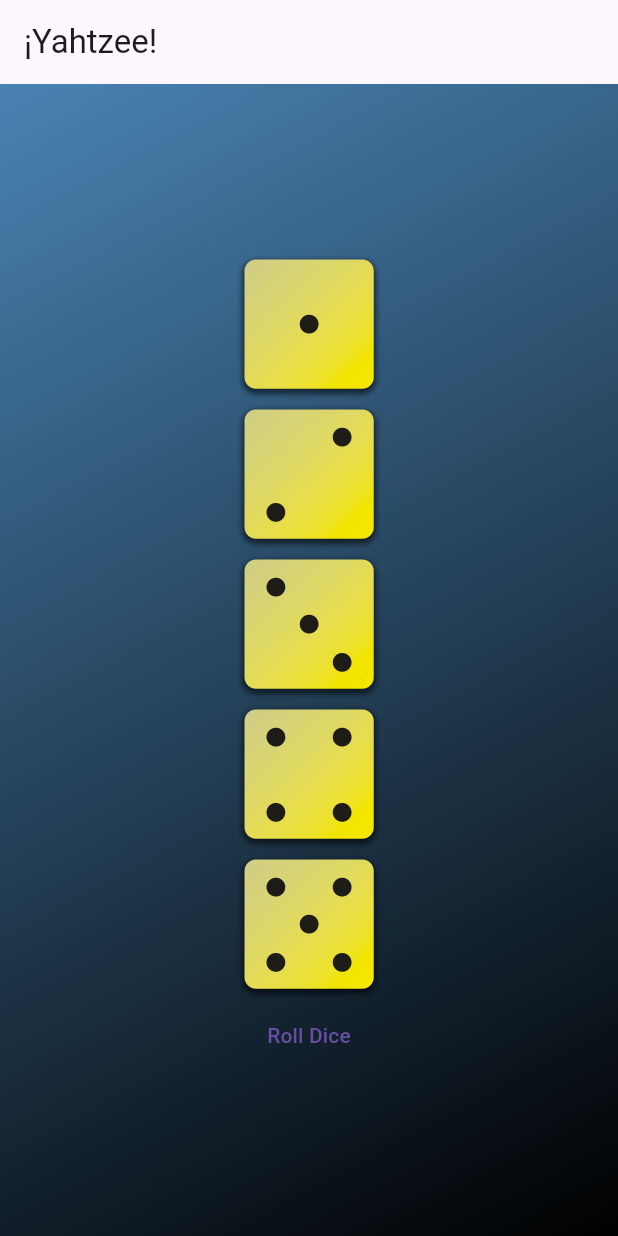
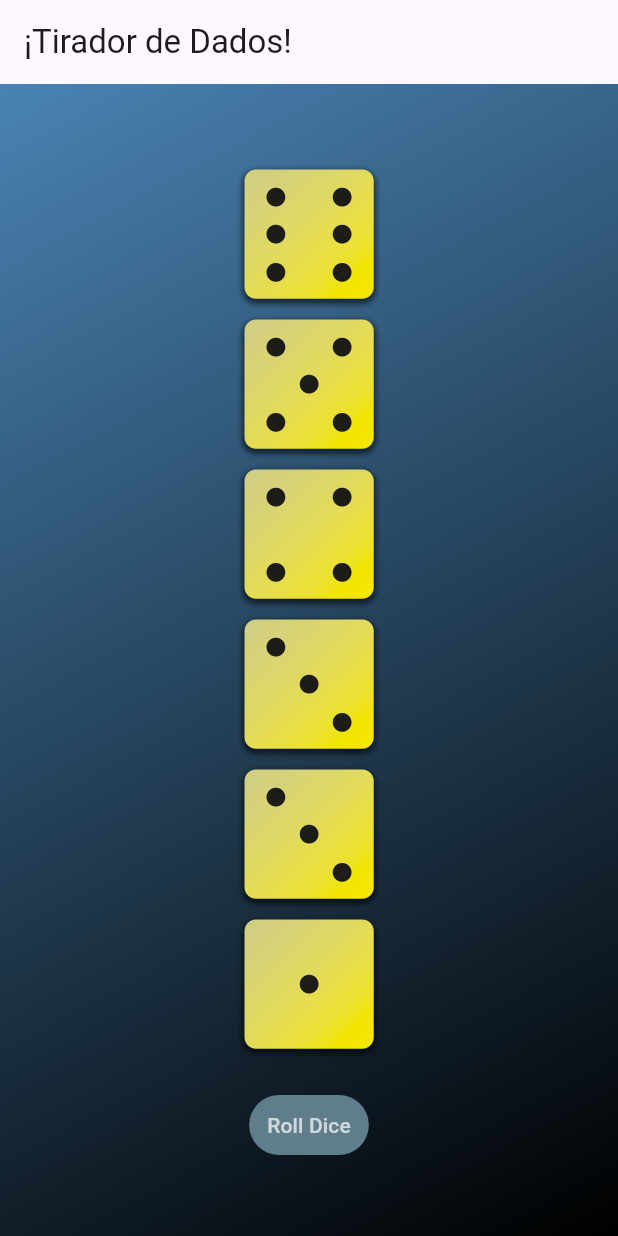
Before and after one commit to spinatose/dices, a Flutter app: the screen it shows after launch, after a tap on "Roll Dice", on a phone screen of 412 x 824 dp. Run offline on Flutter 3.47's test engine with Material 3 defaults, Android fonts, the phone set to English and light mode, and no system bars.

Commit message:
got 6 dice being thrown with random results

```diff
--- /dev/null
+++ b/lib/dice_roller.dart
@@ -0,0 +1,84 @@
+import 'dart:math';
+import 'package:flutter/material.dart';
+
+class DiceRoller extends StatefulWidget {
+  // This widget is used to create a dice roller interface.
+  // It manages the state of the dice images and handles the rolling logic.
+  const DiceRoller({super.key});
+
+  @override
+  State<DiceRoller> createState() => _DiceRollerState();
+}
+
+class _DiceRollerState extends State<DiceRoller> {
+  // This state class manages the state of the DiceRoller widget.
+  // It keeps track of the current dice images and handles the rolling logic.
+  int dice1 = 1;
+  int dice2 = 1;
+  int dice3 = 1;
+  int dice4 = 1;
+  int dice5 = 1;
+  int dice6 = 1;
+  bool sortAscending = false;
+
+  @override
+  Widget build(BuildContext context) {
+    // This method builds the UI of the DiceRoller widget.
+    return Column(
+          mainAxisAlignment: MainAxisAlignment.center,
+          children: [
+            Image.asset(
+              'assets/images/dice-$dice1.png',
+              width: 100,
+            ),
+            Image.asset(
+              'assets/images/dice-$dice2.png',
+              width: 100,
+            ),
+            Image.asset(
+              'assets/images/dice-$dice3.png',
+              width: 100,
+            ),
+            Image.asset(
+              'assets/images/dice-$dice4.png',
+              width: 100,
+            ),
+            Image.asset(
+              'assets/images/dice-$dice5.png',
+              width: 100,
+            ),
+            Image.asset(
+              'assets/images/dice-$dice6.png',
+              width: 100,
+            ),
+            const SizedBox(height: 20),
+            TextButton(
+                onPressed: rollDice,
+                style: TextButton.styleFrom(
+                  backgroundColor: Colors.blueGrey,
+                  foregroundColor: Colors.white70,
+                ),
+                child: const Text('Roll Dice')),
+          ],
+        );
+    }
+
+    void rollDice() {
+      // This function is called when the "Roll Dice" button is pressed.
+      // It will generate a random number between 1 and 6 to simulate rolling a die.
+      setState(() {
+        final random = Random();
+
+        // Generate random numbers for each die
+        List<int> diceValues = List.generate(6, (index) => random.nextInt(6) + 1);
+        diceValues.sort((a, b) => (sortAscending) ? a.compareTo(b) : b.compareTo(a));
+
+        dice1 = diceValues[0];
+        dice2 = diceValues[1];
+        dice3 = diceValues[2];
+        dice4 = diceValues[3];
+        dice5 = diceValues[4];
+        dice6 = diceValues[5];
+      });
+    }
+  }
--- a/lib/main.dart
+++ b/lib/main.dart
@@ -1,51 +1,21 @@
+import 'package:first_app/dice_roller.dart';
 import 'package:first_app/gradient_container.dart';
 import 'package:flutter/material.dart';
 
 void main() {
-
-  void rollDice() {
-    // This function is called when the "Roll Dice" button is pressed.
-    // It will generate a random number between 1 and 6 to simulate rolling a die.
-    // You can implement the logic to update the dice images here.
-
-  }
 
   // The runApp function takes a widget and makes it the root of the widget tree.
   // In this case, it will build the MaterialApp widget and display it on the screen.
   runApp(
     MaterialApp(
       home: Scaffold(
-        appBar: AppBar(title: const Text('¡Yahtzee!')),
+        appBar: AppBar(title: const Text('¡Tirador de Dados!')),
         body: GradientContainer(
           gradientColors: [
             Color.fromARGB(255, 73, 131, 179),
             Color.fromARGB(255, 0, 0, 0),
           ],
-          child: Column(
-            mainAxisAlignment: MainAxisAlignment.center,
-            children: [
-            Image.asset(key: const Key('dice-1'),
-            'assets/images/dice-1.png',
-            width: 100,
-            ), // Image.asset
-            Image.asset(key: const Key('dice-2'),
-            'assets/images/dice-2.png',
-            width: 100,
-            ),
-            Image.asset(key: const Key('dice-3'),
-            'assets/images/dice-3.png',
-            width: 100,
-            ), // Image.asset
-            Image.asset(key: const Key('dice-4'),
-            'assets/images/dice-4.png',
-            width: 100,
-            ),
-            Image.asset(key: const Key('dice-5'),
-            'assets/images/dice-5.png',
-            width: 100,
-            ),
-            TextButton(onPressed: rollDice, child: const Text('Roll Dice')),
-          ]) ,
+          child: DiceRoller(),
         ),
       ),
     ),
```
